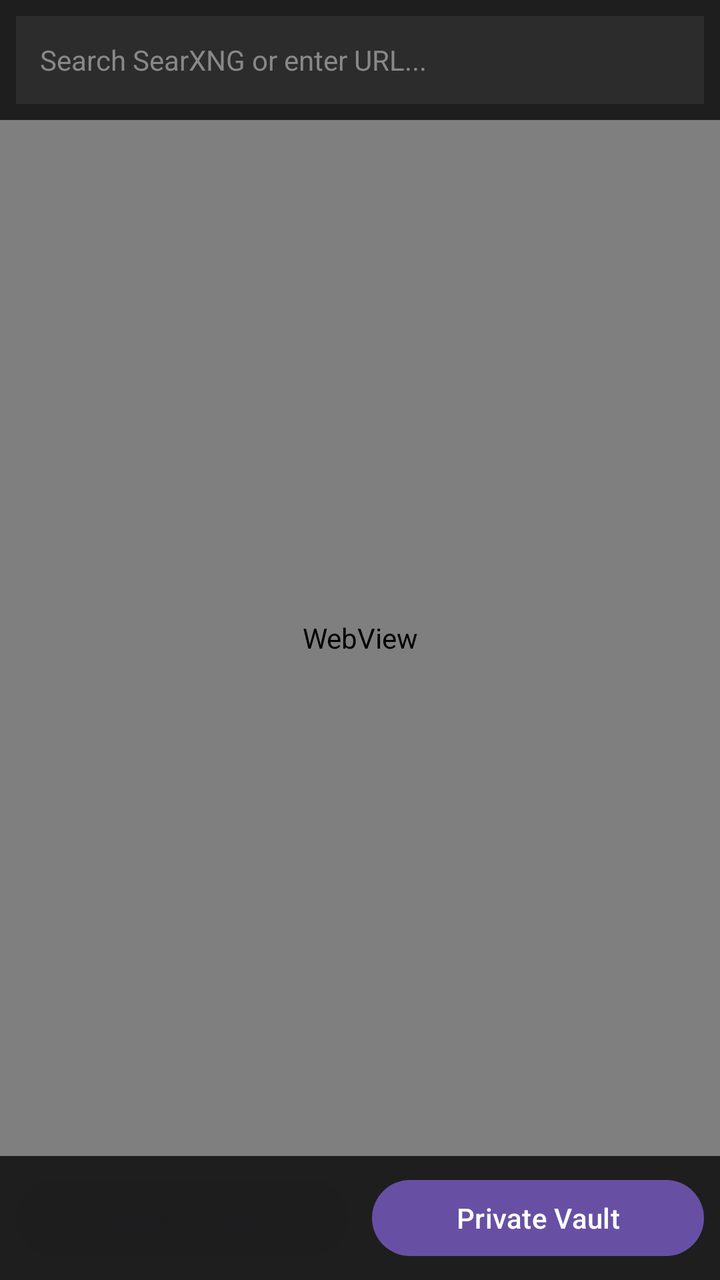
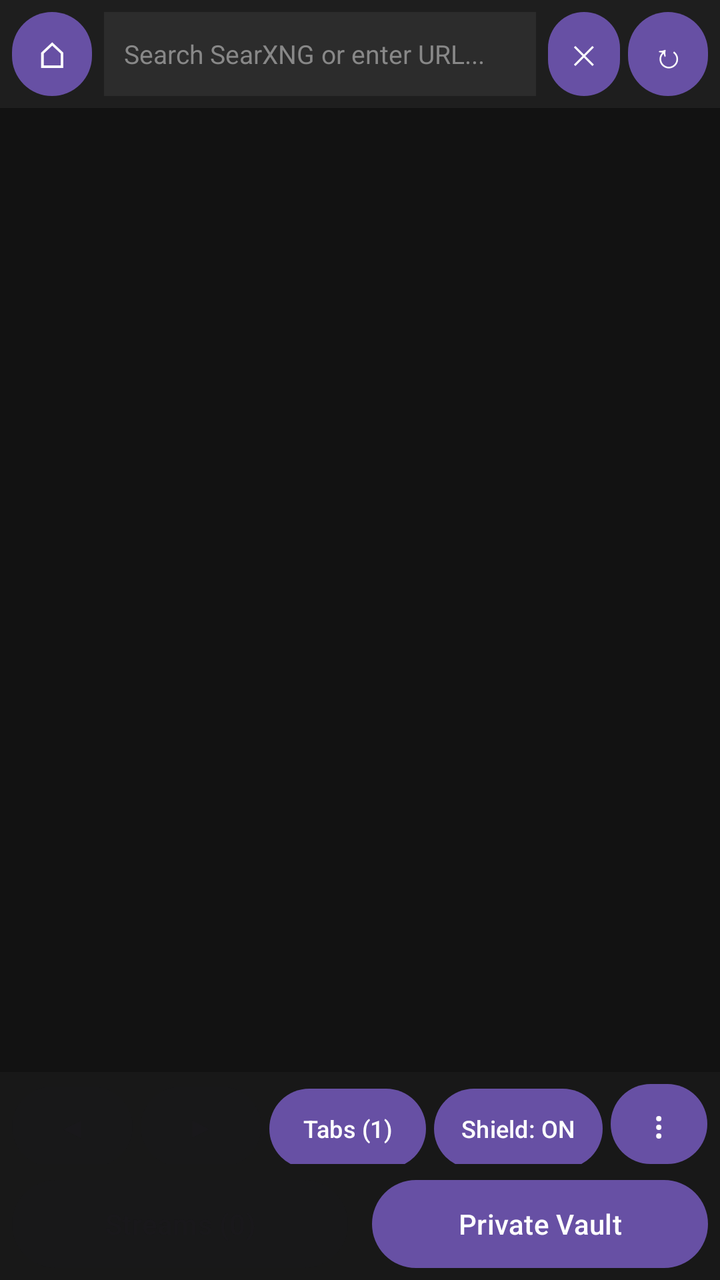

Compare the two renders of this Android layout. The source of the first and the diff that turns it into the second are given below.
<!-- AndroidManifest.xml: application theme Theme.Material3.DayNight.NoActionBar -->
<!-- res/layout/activity_browser.xml -->
<?xml version="1.0" encoding="utf-8"?>
<LinearLayout xmlns:android="http://schemas.android.com/apk/res/android"
    android:layout_width="match_parent"
    android:layout_height="match_parent"
    android:orientation="vertical"
    android:background="#121212">

    <LinearLayout
        android:layout_width="match_parent"
        android:layout_height="wrap_content"
        android:orientation="horizontal"
        android:padding="8dp"
        android:background="#1E1E1E">

        <EditText
            android:id="@+id/urlBar"
            android:layout_width="0dp"
            android:layout_height="44dp"
            android:layout_weight="1"
            android:background="#2C2C2C"
            android:hint="Search SearXNG or enter URL..."
            android:imeOptions="actionGo"
            android:inputType="textUri"
            android:paddingHorizontal="12dp"
            android:singleLine="true"
            android:textColor="#FFFFFF"
            android:textColorHint="#888888"
            android:textSize="14sp" />
    </LinearLayout>

    <WebView
        android:id="@+id/webView"
        android:layout_width="match_parent"
        android:layout_height="0dp"
        android:layout_weight="1" />

    <LinearLayout
        android:layout_width="match_parent"
        android:layout_height="wrap_content"
        android:orientation="horizontal"
        android:padding="8dp"
        android:background="#1E1E1E">

        <Button
            android:id="@+id/btnDownloadBadge"
            android:layout_width="0dp"
            android:layout_height="46dp"
            android:layout_weight="1"
            android:layout_marginEnd="6dp"
            android:enabled="false"
            android:text="Streams (0)" />

        <Button
            android:id="@+id/btnVault"
            android:layout_width="0dp"
            android:layout_height="46dp"
            android:layout_weight="1"
            android:layout_marginStart="6dp"
            android:text="Private Vault" />
    </LinearLayout>
</LinearLayout>
<!-- resources referenced by this layout -->
<resources>

</resources>

<!-- the commit's change to res/layout/activity_browser.xml (unified diff, before → after) -->
@@ -5,57 +5,190 @@
     android:orientation="vertical"
     android:background="#121212">
 
+    
     <LinearLayout
         android:layout_width="match_parent"
         android:layout_height="wrap_content"
         android:orientation="horizontal"
-        android:padding="8dp"
+        android:gravity="center_vertical"
+        android:paddingHorizontal="6dp"
+        android:paddingVertical="6dp"
         android:background="#1E1E1E">
+
+        <Button
+            android:id="@+id/btnHome"
+            android:layout_width="40dp"
+            android:layout_height="42dp"
+            android:minWidth="0dp"
+            android:padding="0dp"
+            android:insetTop="0dp"
+            android:insetBottom="0dp"
+            android:text="⌂"
+            android:textSize="18sp" />
 
         <EditText
             android:id="@+id/urlBar"
             android:layout_width="0dp"
-            android:layout_height="44dp"
+            android:layout_height="42dp"
             android:layout_weight="1"
+            android:layout_marginHorizontal="6dp"
             android:background="#2C2C2C"
             android:hint="Search SearXNG or enter URL..."
             android:imeOptions="actionGo"
             android:inputType="textUri"
-            android:paddingHorizontal="12dp"
+            android:paddingHorizontal="10dp"
+            android:selectAllOnFocus="true"
             android:singleLine="true"
             android:textColor="#FFFFFF"
             android:textColorHint="#888888"
-            android:textSize="14sp" />
+            android:textSize="13sp" />
+
+        <Button
+            android:id="@+id/btnClearUrl"
+            android:layout_width="36dp"
+            android:layout_height="42dp"
+            android:layout_marginEnd="4dp"
+            android:minWidth="0dp"
+            android:padding="0dp"
+            android:insetTop="0dp"
+            android:insetBottom="0dp"
+            android:text="✕"
+            android:textSize="13sp" />
+
+        <Button
+            android:id="@+id/btnReload"
+            android:layout_width="40dp"
+            android:layout_height="42dp"
+            android:minWidth="0dp"
+            android:padding="0dp"
+            android:insetTop="0dp"
+            android:insetBottom="0dp"
+            android:text="↻"
+            android:textSize="17sp" />
     </LinearLayout>
 
-    <WebView
-        android:id="@+id/webView"
+    
+    <ProgressBar
+        android:id="@+id/pageProgress"
+        style="?android:attr/progressBarStyleHorizontal"
+        android:layout_width="match_parent"
+        android:layout_height="3dp"
+        android:max="100"
+        android:progress="0"
+        android:visibility="gone" />
+
+    
+    <FrameLayout
+        android:id="@+id/webContainer"
         android:layout_width="match_parent"
         android:layout_height="0dp"
         android:layout_weight="1" />
 
+    
     <LinearLayout
         android:layout_width="match_parent"
         android:layout_height="wrap_content"
         android:orientation="horizontal"
-        android:padding="8dp"
-        android:background="#1E1E1E">
+        android:paddingHorizontal="6dp"
+        android:paddingTop="6dp"
+        android:paddingBottom="2dp"
+        android:background="#181818">
+
+        <Button
+            android:id="@+id/btnBack"
+            android:layout_width="0dp"
+            android:layout_height="40dp"
+            android:layout_weight="1"
+            android:layout_marginEnd="4dp"
+            android:minWidth="0dp"
+            android:padding="0dp"
+            android:insetTop="0dp"
+            android:insetBottom="0dp"
+            android:enabled="false"
+            android:text="◀"
+            android:textSize="15sp" />
+
+        <Button
+            android:id="@+id/btnForward"
+            android:layout_width="0dp"
+            android:layout_height="40dp"
+            android:layout_weight="1"
+            android:layout_marginEnd="4dp"
+            android:minWidth="0dp"
+            android:padding="0dp"
+            android:insetTop="0dp"
+            android:insetBottom="0dp"
+            android:enabled="false"
+            android:text="▶"
+            android:textSize="15sp" />
+
+        <Button
+            android:id="@+id/btnTabs"
+            android:layout_width="0dp"
+            android:layout_height="40dp"
+            android:layout_weight="1.3"
+            android:layout_marginEnd="4dp"
+            android:minWidth="0dp"
+            android:paddingHorizontal="4dp"
+            android:insetTop="0dp"
+            android:insetBottom="0dp"
+            android:text="Tabs (1)"
+            android:textSize="12sp" />
+
+        <Button
+            android:id="@+id/btnShield"
+            android:layout_width="0dp"
+            android:layout_height="40dp"
+            android:layout_weight="1.4"
+            android:layout_marginEnd="4dp"
+            android:minWidth="0dp"
+            android:paddingHorizontal="4dp"
+            android:insetTop="0dp"
+            android:insetBottom="0dp"
+            android:text="Shield: ON"
+            android:textSize="12sp" />
+
+        <Button
+            android:id="@+id/btnMenu"
+            android:layout_width="0dp"
+            android:layout_height="40dp"
+            android:layout_weight="0.8"
+            android:minWidth="0dp"
+            android:padding="0dp"
+            android:insetTop="0dp"
+            android:insetBottom="0dp"
+            android:text="⋮"
+            android:textSize="18sp" />
+    </LinearLayout>
+
+    
+    <LinearLayout
+        android:layout_width="match_parent"
+        android:layout_height="wrap_content"
+        android:orientation="horizontal"
+        android:paddingHorizontal="6dp"
+        android:paddingVertical="6dp"
+        android:background="#181818">
 
         <Button
             android:id="@+id/btnDownloadBadge"
             android:layout_width="0dp"
-            android:layout_height="46dp"
+            android:layout_height="44dp"
             android:layout_weight="1"
             android:layout_marginEnd="6dp"
+            android:insetTop="0dp"
+            android:insetBottom="0dp"
             android:enabled="false"
             android:text="Streams (0)" />
 
         <Button
             android:id="@+id/btnVault"
             android:layout_width="0dp"
-            android:layout_height="46dp"
+            android:layout_height="44dp"
             android:layout_weight="1"
             android:layout_marginStart="6dp"
+            android:insetTop="0dp"
+            android:insetBottom="0dp"
             android:text="Private Vault" />
     </LinearLayout>
 </LinearLayout>
